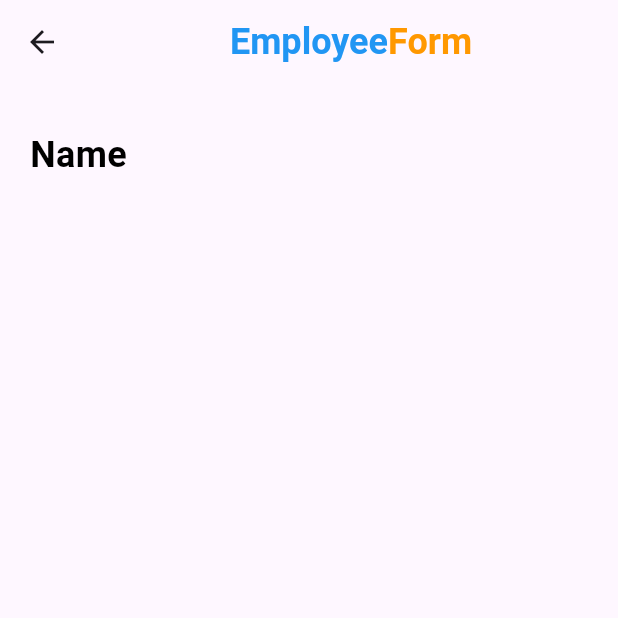
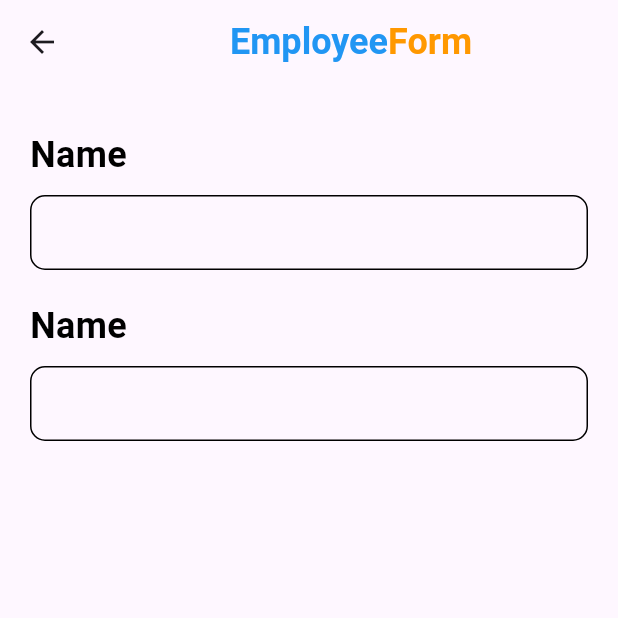
Before and after one commit to bytesculptors/flutter_app, a Flutter app: the Employee screen opened directly, on a phone screen of 412 x 824 dp, the top half of it. Run offline on Flutter 3.47's test engine with Material 3 defaults, Android fonts, the phone set to English and light mode, and no system bars.

Commit message:
Add input field

```diff
--- a/lib/pages/employee.dart
+++ b/lib/pages/employee.dart
@@ -29,8 +29,9 @@ class _EmployeeState extends State<Employee> {
         ),
       ),
       body: Container(
-        margin: EdgeInsets.only(left: 20.0, top: 30.0),
+        margin: EdgeInsets.only(left: 20.0, top: 30.0, right: 20.0),
         child: Column(
+          crossAxisAlignment: CrossAxisAlignment.start,
           children: [
             Text(
               "Name",
@@ -38,6 +39,40 @@ class _EmployeeState extends State<Employee> {
                   color: Colors.black,
                   fontSize: 24.0,
                   fontWeight: FontWeight.bold),
+            ),
+            SizedBox(
+              height: 10.0,
+            ),
+            Container(
+              padding: EdgeInsets.only(left: 10.0),
+              decoration: BoxDecoration(
+                  border: Border.all(),
+                  borderRadius: BorderRadius.circular(10)),
+              child: TextField(
+                decoration: InputDecoration(border: InputBorder.none),
+              ),
+            ),
+            SizedBox(
+              height: 20.0,
+            ),
+            Text(
+              "Name",
+              style: TextStyle(
+                  color: Colors.black,
+                  fontSize: 24.0,
+                  fontWeight: FontWeight.bold),
+            ),
+            SizedBox(
+              height: 10.0,
+            ),
+            Container(
+              padding: EdgeInsets.only(left: 10.0),
+              decoration: BoxDecoration(
+                  border: Border.all(),
+                  borderRadius: BorderRadius.circular(10)),
+              child: TextField(
+                decoration: InputDecoration(border: InputBorder.none),
+              ),
             )
           ],
         ),
```
